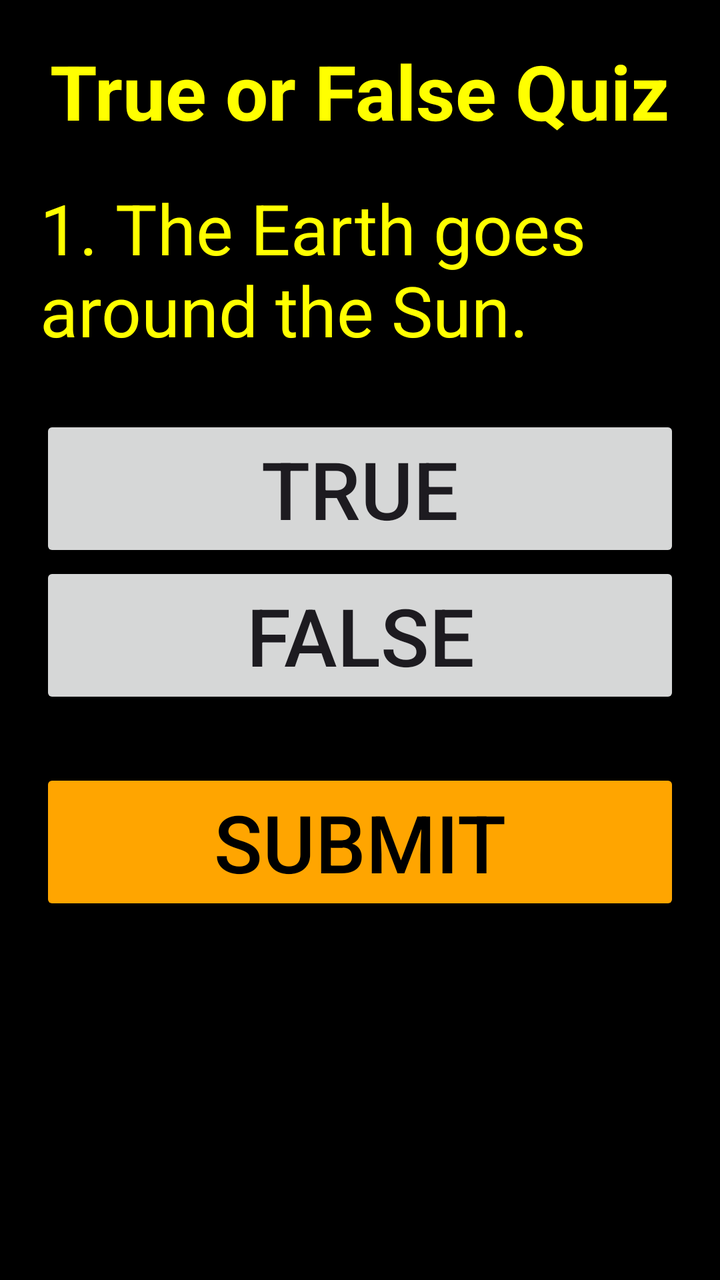
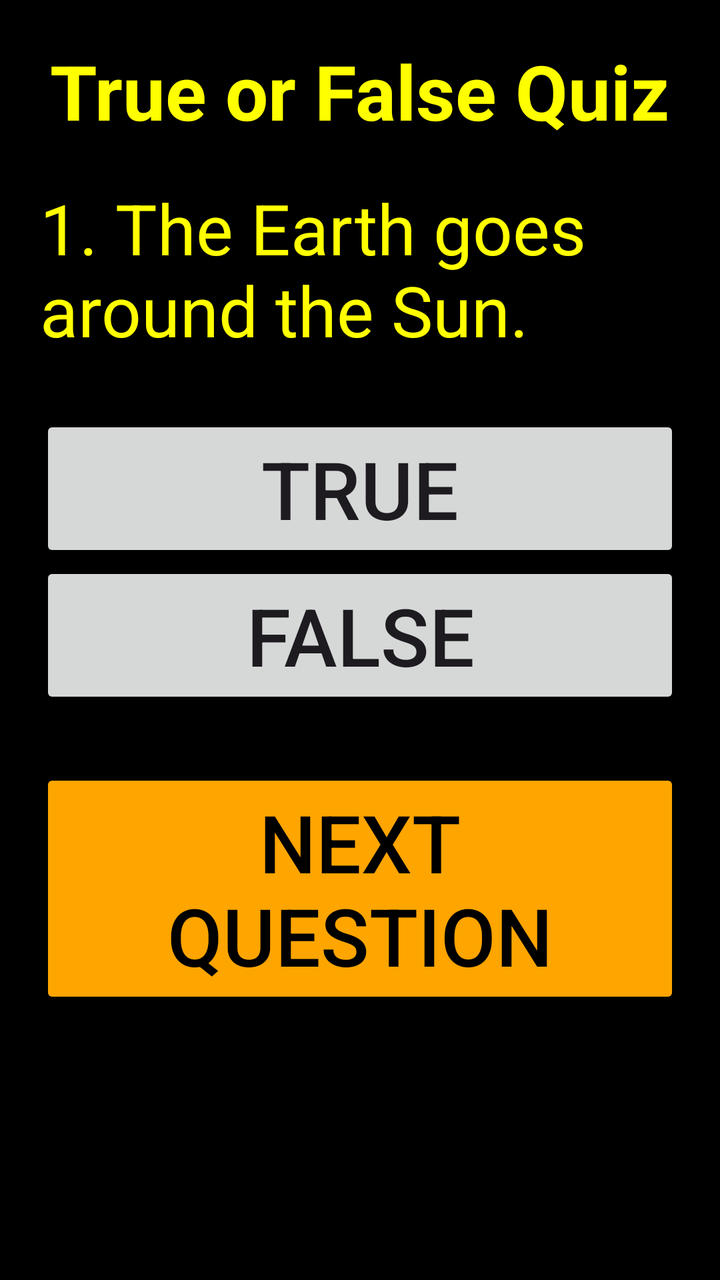

The first picture is an Android layout as it rendered before a commit; the second is the same layout after the commit. The layout source and the unified diff follow.
<!-- AndroidManifest.xml: application theme Theme.QuizappEL -->
<!-- res/layout/activity_main.xml -->
<?xml version="1.0" encoding="utf-8"?>
<ScrollView
    xmlns:android="http://schemas.android.com/apk/res/android"
    android:layout_width="match_parent"
    android:layout_height="match_parent"
    android:background="@color/black">

    <LinearLayout
        android:layout_width="match_parent"
        android:layout_height="wrap_content"
        android:orientation="vertical"
        android:padding="20dp">

        <TextView
            android:layout_width="wrap_content"
            android:layout_height="wrap_content"
            android:text="True or False Quiz"
            android:textSize="38sp"
            android:textStyle="bold"
            android:layout_gravity="center"
            android:layout_marginBottom="20dp"
            android:textColor="@color/yellow"/>

        
        <TextView
            android:id="@+id/questionTV"
            android:layout_width="374dp"
            android:layout_height="117dp"
            android:text="1. The Earth goes around the Sun."
            android:textColor="@color/yellow"
            android:textSize="35sp" />

        <Button
            android:layout_width="match_parent"
            android:layout_height="wrap_content"
            android:text="True"
            android:id="@+id/True"
            android:textSize="40dp"/>

        <Button
            android:layout_width="match_parent"
            android:layout_height="wrap_content"
            android:text="False"
            android:id="@+id/False"
            android:textSize="40dp"/>

        <Button
            android:id="@+id/submitBTN"
            android:layout_width="match_parent"
            android:layout_height="wrap_content"
            android:layout_marginTop="30dp"
            android:text="SUBMIT"
            android:textSize="40sp"
            android:backgroundTint="@color/orange"
            android:textColor="@color/black" />


    </LinearLayout>

</ScrollView>
<!-- resources referenced by this layout -->
<resources>
  <color name="black">#FF000000</color>
  <color name="orange">#FFA500</color>
  <color name="yellow">#FFFF00</color>
  <style name="Theme.QuizappEL" parent="Base.Theme.QuizappEL" />
  <style name="Base.Theme.QuizappEL" parent="Theme.Material3.DayNight.NoActionBar">
          
          
      </style>
</resources>

<!-- the commit's change to res/layout/activity_main.xml (unified diff, before → after) -->
@@ -49,7 +49,7 @@
             android:layout_width="match_parent"
             android:layout_height="wrap_content"
             android:layout_marginTop="30dp"
-            android:text="SUBMIT"
+            android:text="Next question"
             android:textSize="40sp"
             android:backgroundTint="@color/orange"
             android:textColor="@color/black" />
